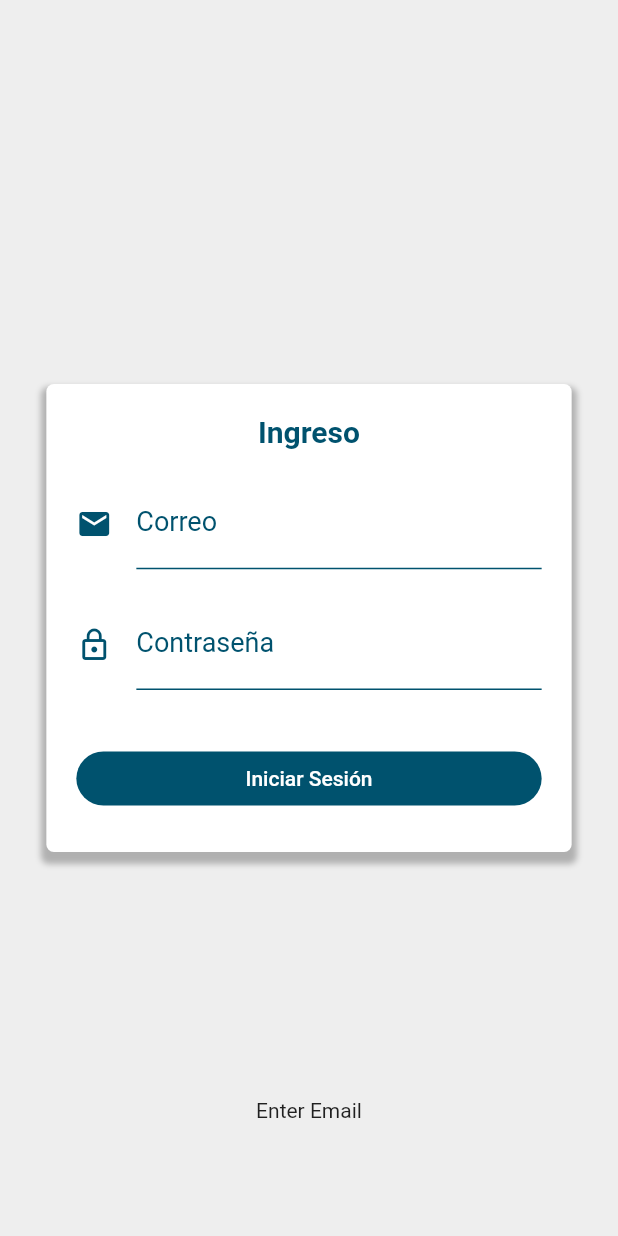
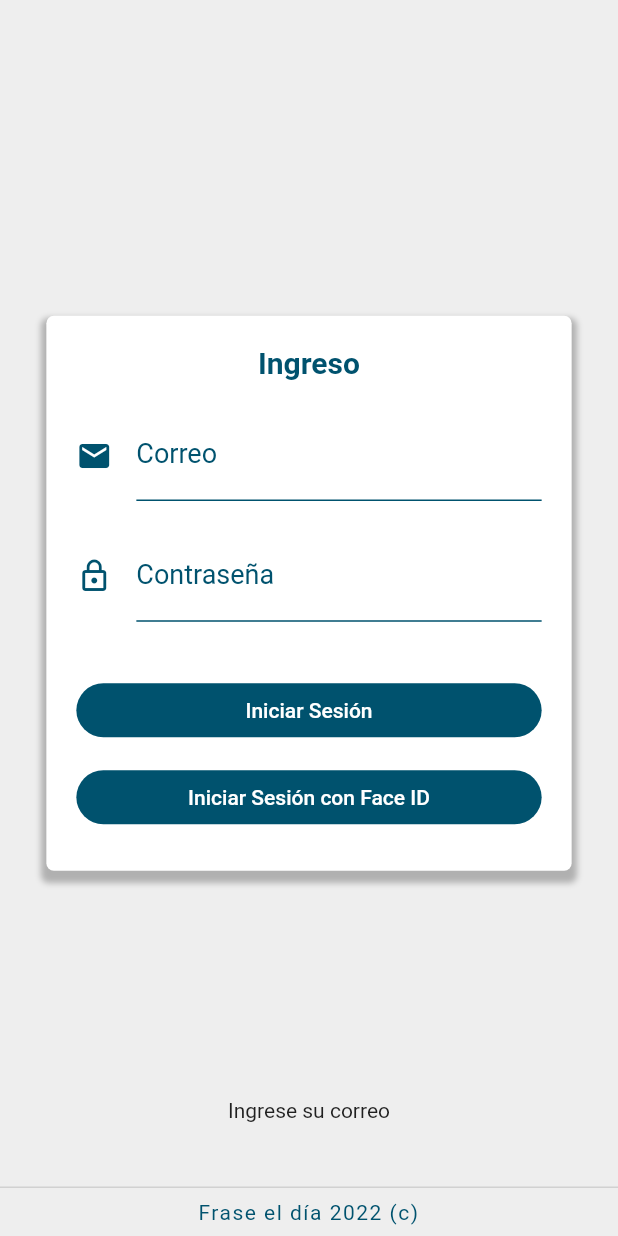
Before and after one commit to portafoliopublic/frasedeldia, a Flutter app: the screen it shows after launch, after a tap on "Iniciar Sesión", on a phone screen of 412 x 824 dp. Run offline on Flutter 3.47's test engine with Material 2 defaults, Android fonts, the phone set to English and light mode, and no system bars; our stand-ins replace email_validator, fluttertoast, local_auth; network calls fail.

Commit message:
Version final

```diff
--- /dev/null
+++ b/lib/core/global/environment.dart
@@ -0,0 +1,3 @@
+class Environment {
+  static String apiUrl = 'http://quotes.rest/';
+}
--- /dev/null
+++ b/lib/core/models/quotes_model.dart
@@ -0,0 +1,41 @@
+import 'dart:convert';
+
+String quotesToJson(Quotes data) => json.encode(data.toJson());
+
+class Quotes{
+  String id = '';
+  String quote = '';
+  String author = '';
+  String title = '';
+  String date = '';
+  String background = '';
+
+  Quotes({
+    this.id ='',
+    this.quote ='',
+    this.author = '',
+    this.title = '',
+    this.date = '',
+    this.background = ''
+  });
+
+
+  factory Quotes.fromJson(Map<String, dynamic> json) =>
+      Quotes(
+        id: json["id"],
+        quote: json['quote'],
+        author: json['author'],
+        title: json['title'],
+        date: json['date'],
+        background: json['background'],
+      );
+
+  Map<String, dynamic> toJson() => {
+        "id": id,
+        "quote": quote,
+        "author": author,
+        "title": title,
+        "date": date,
+        "background": background,
+      };
+}
--- /dev/null
+++ b/lib/core/providers/quotes_provider.dart
@@ -0,0 +1,18 @@
+import 'package:flutter/material.dart';
+import 'package:frasedeldia/core/models/quotes_model.dart';
+import 'package:frasedeldia/core/services/quote_api.dart';
+
+class QuotesProvider extends ChangeNotifier{
+  Quotes quote = Quotes();
+
+  Future<Quotes> getQuote() async{
+    if(this.quote.id != ''){
+      return quote;
+    }
+    var serviceQuotes = QuoteApi();
+    this.quote = await serviceQuotes.getQuote();
+    notifyListeners();
+    return quote;
+  }
+
+}
--- /dev/null
+++ b/lib/core/services/quote_api.dart
@@ -0,0 +1,20 @@
+import 'dart:convert';
+import 'package:frasedeldia/core/global/environment.dart';
+import 'package:frasedeldia/core/models/quotes_model.dart';
+import 'package:http/http.dart' as http;
+
+class QuoteApi {
+
+  Future<Quotes> getQuote()async{
+    final response = await http.get(
+      Uri.parse('${Environment.apiUrl}qod.json?category=inspire')
+    );
+    final Map<String, dynamic> parsedData = json.decode(response.body); // El objeto completo
+    var res = parsedData['contents']['quotes'];
+    Quotes parsedQuote = Quotes.fromJson(
+        parsedData['contents']['quotes'][0]); // Objeto construido solo con los campos pedidos
+
+    return parsedQuote;
+
+  }
+}
--- a/lib/main.dart
+++ b/lib/main.dart
@@ -1,24 +1,23 @@
 import 'package:flutter/material.dart';
+import 'package:frasedeldia/core/providers/quotes_provider.dart';
 import 'package:frasedeldia/ui/router.dart';
 import 'package:provider/provider.dart';
 import 'core/providers/user_provider.dart';
 import 'package:frasedeldia/ui/shared/comun.dart' as comun;
 
-void main() {
-  runApp(
-    MultiProvider(
-      providers:[
-        ChangeNotifierProvider(create: (_) => UserProvider())
-      ],
-    child: MyApp()
-    ));
-}
+void main()=> runApp(MyApp());
 
 class MyApp extends StatelessWidget {
   // This widget is the root of your application.
   @override
   Widget build(BuildContext context) {
-    return MaterialApp(
+    return
+    MultiProvider(
+      providers:[
+        ChangeNotifierProvider(create: (_) => UserProvider()),
+        ChangeNotifierProvider(create: (_) => QuotesProvider()),
+      ],
+    child: MaterialApp(
       title: 'Frase del día',
       debugShowCheckedModeBanner: false,
       theme: ThemeData(
@@ -27,6 +26,6 @@ class MyApp extends StatelessWidget {
       initialRoute: '/login',
       onGenerateRoute: Routes.generateRoute,
       // home: MyHomePage(title: 'Flutter Demo Home Page'),
-    );
+    ));
   }
 }
--- a/lib/ui/views/home/home_view.dart
+++ b/lib/ui/views/home/home_view.dart
@@ -1,17 +1,48 @@
 import 'package:flutter/material.dart';
+import 'package:frasedeldia/core/models/quotes_model.dart';
+import 'package:provider/provider.dart';
+import 'package:frasedeldia/core/providers/quotes_provider.dart';
 
 class HomeView extends StatelessWidget {
   const HomeView({ Key? key }) : super(key: key);
 
   @override
   Widget build(BuildContext context) {
+    final userProvider = Provider.of<QuotesProvider>(context);
+
     return Scaffold(
       appBar: AppBar(title: Text('Tu frase del día')),
-      body: Container(
-        child: Column(children: [
-          Text('Home View')
-        ],),
-      ),
-    );
+      body: FutureBuilder(
+        future: userProvider.getQuote(),
+        builder: (_, AsyncSnapshot<Quotes> snapshot){
+          if(snapshot.hasData){
+            final quotes = snapshot.data;
+            return Container(
+              child: Column(
+                children: [
+                Container(
+              padding: EdgeInsets.only(left: 10, right: 10, top: 30, bottom: 20),
+                 child: Image.network(
+                    quotes!.background
+                  ),),
+                Container(
+              padding: EdgeInsets.only(left: 10, right: 10, bottom: 40),
+                 child: Text('"' + quotes.quote + '"', style: TextStyle(fontSize: 24, fontStyle: FontStyle.italic),),),
+
+                Container(
+              padding: EdgeInsets.only(left: 10, right: 10),
+                  child: Text(' - ' + quotes.author, style: TextStyle(fontStyle: FontStyle.italic, fontWeight: FontWeight.bold ),))
+                ],
+              ),
+            );
+          }else{
+            return Center(
+              child: CircularProgressIndicator(),
+            );
+          }
+
+        },
+        ),
+      );
   }
 }
--- a/lib/ui/views/login/login_view.dart
+++ b/lib/ui/views/login/login_view.dart
@@ -1,4 +1,5 @@
 import 'package:flutter/material.dart';
+import 'package:frasedeldia/core/services/local_authentication.dart';
 import 'package:frasedeldia/ui/views/login/widgets/button_login.dart';
 import 'package:frasedeldia/ui/views/login/widgets/input_widget.dart';
 import 'package:provider/provider.dart';
@@ -8,7 +9,7 @@ import 'package:fluttertoast/fluttertoast.dart';
 import 'package:email_validator/email_validator.dart';
 
 class LoginView extends StatelessWidget {
-  // const LoginView({Key? key}) : super(key: key);
+  LoginView({Key? key}) : super(key: key);
   bool _isValid = false;
   late BuildContext _context;
 
@@ -32,11 +33,28 @@ class LoginView extends StatelessWidget {
             child: Center(
               child: Column(
                 mainAxisAlignment: MainAxisAlignment.center,
-                children: [_loginForm(width, userProvider)],
+                children: [_loginForm(width, userProvider),
+                ],
               ),
             ),
+
           ),
-        ));
+          persistentFooterButtons: [
+        Container(
+          width: 900,
+          child: Text(
+            'Frase el día 2022 (c)',
+            textAlign: TextAlign.center,
+            style: TextStyle(
+              color:comun.colorTema,
+              letterSpacing: 1,
+            ),
+          ),
+        )
+      ],
+        ),
+
+        );
   }
 
   Widget _loginForm(double width, userProvider) {
@@ -57,7 +75,15 @@ class LoginView extends StatelessWidget {
                       offset: Offset(0.0, 5.0),
                       spreadRadius: 3.0)
                 ]),
-            child: Column(
+            child: columnLogin(userProvider),
+          )
+        ],
+      ),
+    );
+  }
+
+  Widget columnLogin(userProvider) {
+    return Column(
             children: [
               Text(
                 'Ingreso',
@@ -70,6 +96,9 @@ class LoginView extends StatelessWidget {
                 height: 20,
               ),
               InputTextFormField(
+                onChange: (valor) {
+                  userProvider.email = valor;
+                },
                 icon: Icons.email,
                 labelText: 'Correo',
                 validator: (valor) {
@@ -84,8 +113,11 @@ class LoginView extends StatelessWidget {
               SizedBox(
                 height: 20,
               ),
-
               InputTextFormField(
+                obscureText: true,
+                onChange: (valor) {
+                  userProvider.password = valor;
+                },
                 icon: Icons.lock_outline,
                 labelText: 'Contraseña',
                 validator: (valor) {
@@ -100,24 +132,47 @@ class LoginView extends StatelessWidget {
               SizedBox(
                 height: 30,
               ),
-                ButtonLogin(onPressed: () {
+              ButtonLogin(
+                texto: 'Iniciar Sesión',
+                onPressed: () {
                   _isValid = EmailValidator.validate(userProvider.email);
                   if (_isValid) {
-              Fluttertoast.showToast(
-                  msg: "Valid Email");
+                    // Fluttertoast.showToast(msg: "Valid Email");
+                    if(validatePassword(userProvider.password)){
+                      if(userProvider.login()){
+                        Navigator.pushNamedAndRemoveUntil(_context, '/', (route) => false);
+                      }
+                    }else{
+                    Fluttertoast.showToast(msg: 'Su contraseña requiere mayor nivel de seguridad');
+                    }
+
                   } else if (userProvider.email.isEmpty) {
-              Fluttertoast.showToast(
-                  msg: 'Enter Email');
+                    Fluttertoast.showToast(msg: 'Ingrese su correo');
                   } else {
-              Fluttertoast.showToast(
-                  msg: 'Enter a Valid Email');
+                    Fluttertoast.showToast(msg: 'Ingrese un correo correcto');
                   }
-          },)
-              ],
+                },
               ),
+
+              ButtonLogin(
+                texto: 'Iniciar Sesión con Face ID',
+                onPressed: () async{
+                  final isAuthenticate = await LocalAuth.authenticate();
+                  if(isAuthenticate==true){
+                        Navigator.pushNamedAndRemoveUntil(_context, '/', (route) => false);
+                  }
+                  else{
+                    Fluttertoast.showToast(msg: 'No Autenticado');
+                  }
+                },
               )
             ],
-      ),
           );
   }
+
+  bool validatePassword(String value){
+        String  pattern = r'^(?=.*?[A-Z])(?=.*?[a-z])(?=.*?[0-9])(?=.*?[!@#\$&*~]).{8,}$';
+        RegExp regExp = new RegExp(pattern);
+        return regExp.hasMatch(value);
   }
+}
--- a/lib/ui/views/login/widgets/button_login.dart
+++ b/lib/ui/views/login/widgets/button_login.dart
@@ -3,7 +3,9 @@ import 'package:frasedeldia/ui/shared/comun.dart' as comun;
 
 class ButtonLogin extends StatelessWidget {
   Function? onPressed;
+  String texto = '';
   ButtonLogin({
+    this.texto = '',
     @required this.onPressed
   });
 
@@ -17,7 +19,7 @@ class ButtonLogin extends StatelessWidget {
           onPressed: (){
             this.onPressed!();
           },
-          child: Text('Iniciar Sesión'),
+          child: Text(this.texto),
           // Container(
           //   padding: EdgeInsets.symmetric(horizontal: 40, vertical: 5),
           //   child: Text('Ingresar'),
--- a/lib/ui/views/login/widgets/input_widget.dart
+++ b/lib/ui/views/login/widgets/input_widget.dart
@@ -7,11 +7,14 @@ class InputTextFormField extends StatelessWidget {
   String? Function(String?)? validator;
   String? labelText;
   IconData? icon;
-
+  String? Function(String?)? onChange;
+  bool obscureText;
   InputTextFormField({
     this.validator,
     @required this.labelText,
-    @required this.icon
+    @required this.icon,
+    @required this.onChange,
+    this.obscureText = false
   }
   );
 
@@ -22,6 +25,8 @@ class InputTextFormField extends StatelessWidget {
 return Container(
         padding: EdgeInsets.symmetric(horizontal: 20),
         child: TextFormField(
+          obscureText: this.obscureText,
+          onChanged: this.onChange,
           cursorColor: comun.colorTema,
           keyboardType: TextInputType.text,
           decoration: InputDecoration(
--- a/pubspec.yaml
+++ b/pubspec.yaml
@@ -35,6 +35,8 @@ dev_dependencies:
   provider: ^6.0.2
   email_validator: ^2.0.1
   fluttertoast: ^8.0.9
+  http:
+  local_auth: ^1.1.6
 
 # For information on the generic Dart part of this file, see the
 # following page: https://dart.dev/tools/pub/pubspec
```
Also changed, not shown: lib/core/providers/user_provider.dart (+6 -9 lines), lib/core/services/local_authentication.dart (added, +25 -0 lines), pubspec.lock, 17 other files. Lines whose indentation alone changed are shown as unchanged.
